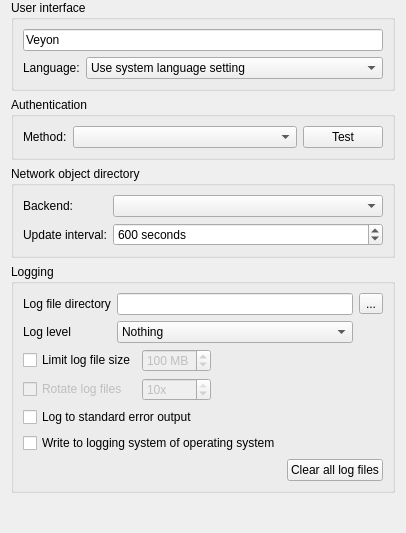
Qt form configurator/src/GeneralConfigurationPage.ui (veyon/veyon) before a commit.
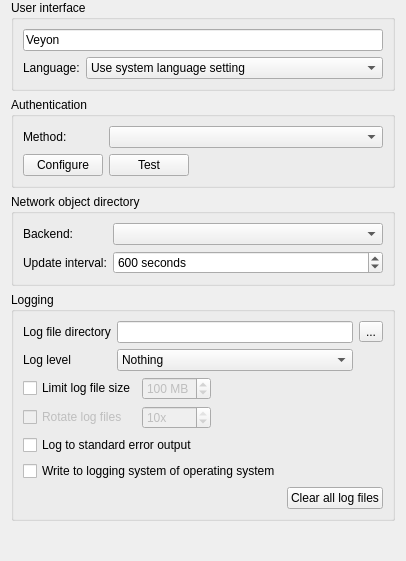
The same form after that commit. Icons and pictures are not drawn.

Commit message: GeneralConfigurationPage: add auth config button

```diff
--- a/configurator/src/GeneralConfigurationPage.ui
+++ b/configurator/src/GeneralConfigurationPage.ui
@@ -55,18 +55,15 @@
      <property name="title">
       <string>Authentication</string>
      </property>
-     <layout class="QHBoxLayout" name="horizontalLayout" stretch="0,1,0">
-      <item>
+     <layout class="QGridLayout" name="gridLayout_2">
+      <item row="0" column="0">
        <widget class="QLabel" name="label_2">
         <property name="text">
          <string>Method:</string>
         </property>
        </widget>
       </item>
-      <item>
-       <widget class="QComboBox" name="authenticationPlugin"/>
-      </item>
-      <item>
+      <item row="1" column="1">
        <widget class="QPushButton" name="testAuthenticationButton">
         <property name="text">
          <string>Test</string>
@@ -77,6 +74,33 @@
         </property>
        </widget>
       </item>
+      <item row="1" column="0">
+       <widget class="QPushButton" name="configureAuthenticationButton">
+        <property name="text">
+         <string>Configure</string>
+        </property>
+        <property name="icon">
+         <iconset resource="../../core/resources/core.qrc">
+          <normaloff>:/core/document-edit.png</normaloff>:/core/document-edit.png</iconset>
+        </property>
+       </widget>
+      </item>
+      <item row="0" column="1" colspan="2">
+       <widget class="QComboBox" name="authenticationPlugin"/>
+      </item>
+      <item row="1" column="2">
+       <spacer name="horizontalSpacer_2">
+        <property name="orientation">
+         <enum>Qt::Horizontal</enum>
+        </property>
+        <property name="sizeHint" stdset="0">
+         <size>
+          <width>40</width>
+          <height>20</height>
+         </size>
+        </property>
+       </spacer>
+      </item>
      </layout>
     </widget>
    </item>
```
Left out of the diff: 1 changed line with no effect on the pictures. The commit also changes 2 other files.
